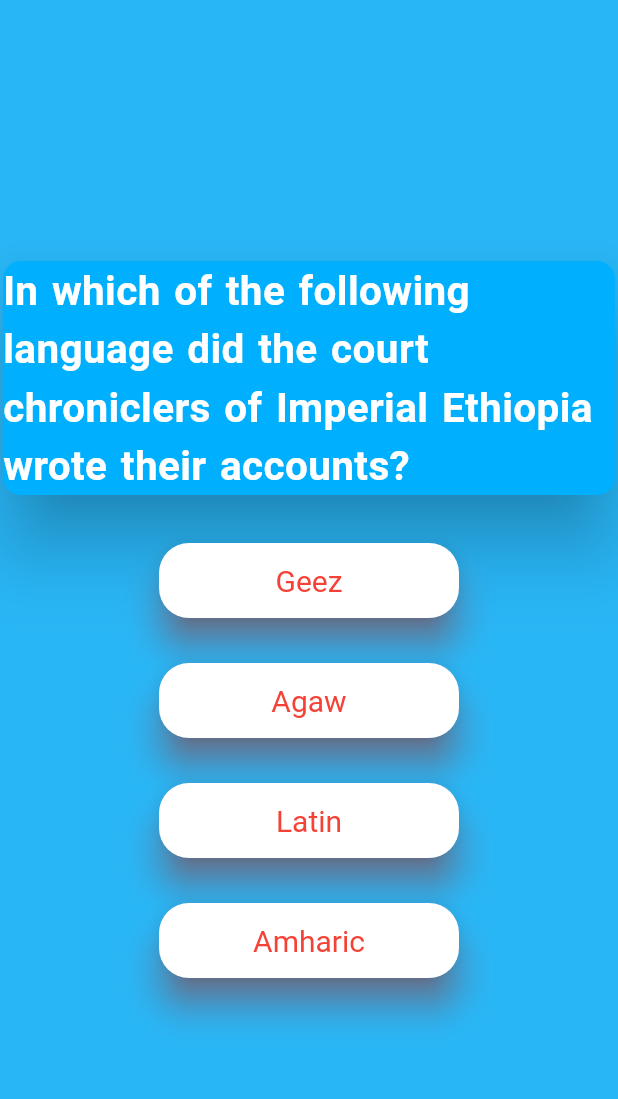
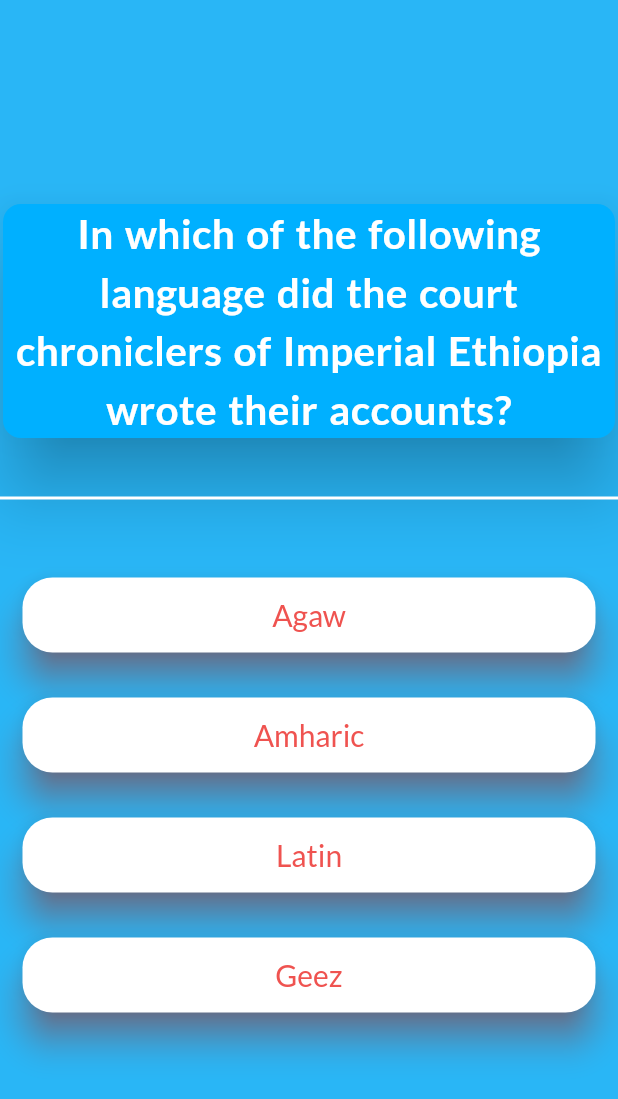
Before and after one commit to tekamek123/Quiz-app-flutter, a Flutter app: the screen it shows after launch, after a tap on "Start Quiz", on a phone screen of 412 x 824 dp. Shown: the top 1099 px of the screen. Run offline on Flutter 3.47's test engine with Material 3 defaults, Android fonts, the phone set to English and light mode, and no system bars; our stand-ins replace google_fonts.

Commit message:
more conditions

```diff
--- a/lib/answer_button.dart
+++ b/lib/answer_button.dart
@@ -1,4 +1,5 @@
 import 'package:flutter/material.dart';
+import 'package:google_fonts/google_fonts.dart';
 
 class AnswerButton extends StatelessWidget {
   const AnswerButton({super.key, required this.answerText, required this.onTap});
@@ -7,7 +8,9 @@ class AnswerButton extends StatelessWidget {
 
   @override
   Widget build(BuildContext context) {
-    return ElevatedButton(
+    return Container(
+      margin: const EdgeInsets.all(15.0),
+      child: ElevatedButton(
                   style: ButtonStyle(
                     backgroundColor: MaterialStateProperty.all(Colors.white),
                     foregroundColor: MaterialStateProperty.all(Colors.red),
@@ -18,8 +21,9 @@ class AnswerButton extends StatelessWidget {
                     shadowColor: MaterialStateProperty.all(Colors.red),
                     minimumSize: MaterialStateProperty.all(const Size(200, 50)),
                   ),
-                onPressed: () {},
-                child:  Text(answerText),
+                  onPressed: onTap,
+                  child:  Text(answerText, style: GoogleFonts.lato(color: Colors.red.shade400), textAlign: TextAlign.center,),
+                  ),
     );
   }
 }
--- a/lib/models/quiz_questions.dart
+++ b/lib/models/quiz_questions.dart
@@ -1,3 +1,4 @@
+
 class QuizQuestions {
   final String question;
   //final String answer;
@@ -7,4 +8,10 @@ class QuizQuestions {
     //required this.answer,
     required this.options,
   });
+
+  List<String> getShuffledOptions() {
+   final shuffledList =  List.of(options);
+   shuffledList.shuffle();
+   return shuffledList;
+  }
 }
--- a/lib/quiz.dart
+++ b/lib/quiz.dart
@@ -1,37 +1,68 @@
 import 'package:flutter/material.dart';
+import 'package:flutter_adv_basics/data/questions.dart';
 import 'package:flutter_adv_basics/screens/questions_screen.dart';
+import 'package:flutter_adv_basics/screens/result_screen.dart';
 import 'package:flutter_adv_basics/screens/start_screen.dart';
 
 class Quiz extends StatefulWidget {
-  const Quiz({super.key});
+  const Quiz({Key? key}) : super(key: key);
 
   @override
   State<Quiz> createState() => _QuizState();
 }
 
 class _QuizState extends State<Quiz> {
+  List<String> selectedAnswers = [];
 
   Widget? activeScreen;
 
   @override
   void initState() {
-    activeScreen = StartScreen( switchScreen, startQuiz: () {
+    activeScreen = StartScreen(
+      switchScreen,
+      startQuiz: () {
         setState(() {
-          activeScreen = const QuestionScreen();
+          activeScreen = QuestionScreen(onSelectAnswer: chooseAnswer);
         });
-      }, );
+      },
+    );
     super.initState();
   }
 
   void switchScreen() {
     setState(() {
-    activeScreen = const QuestionScreen();
+      activeScreen = QuestionScreen(onSelectAnswer: chooseAnswer);
     });
   }
 
+  void chooseAnswer(String answer) {
+    setState(() {
+      selectedAnswers.add(answer);
+    });
+
+    if (selectedAnswers.length == questions.length) {
+      setState(() {
+        selectedAnswers = [];
+        activeScreen =  ResultScreen(chosenAnswers: [],);
+      });
+    }
+  }
+
+
+
   @override
   Widget build(BuildContext context) {
-    return  MaterialApp(
+     Widget screenWidget = StartScreen(switchScreen, startQuiz: () {  },);
+
+     if(activeScreen == QuestionScreen(onSelectAnswer: chooseAnswer)){
+       screenWidget = QuestionScreen(onSelectAnswer: chooseAnswer);
+     }
+
+     if(screenWidget == ResultScreen) {
+      screenWidget =  ResultScreen(chosenAnswers: selectedAnswers,);
+     }
+
+    return MaterialApp(
       home: Scaffold(
         //backgroundColor: Colors.lightBlue.shade400,
         body: activeScreen,
--- a/lib/screens/questions_screen.dart
+++ b/lib/screens/questions_screen.dart
@@ -1,18 +1,33 @@
 import 'package:flutter/material.dart';
 import 'package:flutter_adv_basics/answer_button.dart';
 import 'package:flutter_adv_basics/data/questions.dart';
+import 'package:google_fonts/google_fonts.dart';
 
 class QuestionScreen extends StatefulWidget {
-  const QuestionScreen({super.key});
+  const QuestionScreen({super.key, required this.onSelectAnswer});
+
+  final void Function(String answer) onSelectAnswer;
 
   @override
   State<QuestionScreen> createState() => _QuestionScreenState();
 }
 
 class _QuestionScreenState extends State<QuestionScreen> {
+  int currentQuestionIndex = 0;
+
+  void answerQuestion (String selectedAnswers) {
+
+    widget.onSelectAnswer(selectedAnswers);
+
+    setState(() {
+      currentQuestionIndex ++;
+    });
+  }
+
+
   @override
   Widget build(BuildContext context) {
-    final currentQuestion = questions[0];
+    final currentQuestion = questions[currentQuestionIndex];
     return MaterialApp(
       home: Scaffold(
         body: Container(
@@ -20,6 +35,7 @@ class _QuestionScreenState extends State<QuestionScreen> {
         child:  Center(
           child: Column(
             mainAxisAlignment: MainAxisAlignment.center,
+            crossAxisAlignment: CrossAxisAlignment.stretch,
             children:  [
                Card(
                 elevation: 20,
@@ -27,22 +43,31 @@ class _QuestionScreenState extends State<QuestionScreen> {
                 shadowColor: Colors.black,
                 color: Colors.lightBlueAccent.shade400,
                  child: Text(currentQuestion.question,
-                  style: const TextStyle(
+                  style: GoogleFonts.lato(
                   fontSize: 27.0,
                   color: Colors.white,
                   fontWeight: FontWeight.bold,
                   wordSpacing: 2.0
-                               ),
-                               ),
+                   ),
+                  textAlign: TextAlign.center,
+                   ),
                ),
               const SizedBox(height: 30,),
-              AnswerButton(answerText: currentQuestion.options[0],onTap: () {},),
+              const Divider(thickness: 2, color: Colors.white,),
               const SizedBox(height: 30,),
-              AnswerButton(answerText: currentQuestion.options[1], onTap: () {},),
-              const SizedBox(height: 30,),
-              AnswerButton(answerText: currentQuestion.options[2], onTap: () {},),
-              const SizedBox(height: 30,),
-              AnswerButton(answerText: currentQuestion.options[3], onTap: () {},),
+              ...currentQuestion.getShuffledOptions().map((options) {
+                return AnswerButton(answerText: options,
+                onTap: (){
+                  answerQuestion(options);
+                });
+              }),
+              // AnswerButton(answerText: currentQuestion.options[0],onTap: () {},),
+              // const SizedBox(height: 30,),
+              // AnswerButton(answerText: currentQuestion.options[1], onTap: () {},),
+              // const SizedBox(height: 30,),
+              // AnswerButton(answerText: currentQuestion.options[2], onTap: () {},),
+              // const SizedBox(height: 30,),
+              // AnswerButton(answerText: currentQuestion.options[3], onTap: () {},),
             ]
           ),
         ),
--- a/lib/screens/start_screen.dart
+++ b/lib/screens/start_screen.dart
@@ -1,4 +1,6 @@
 import 'package:flutter/material.dart';
+import 'package:google_fonts/google_fonts.dart';
+
 
 class StartScreen extends StatelessWidget {
 
@@ -22,9 +24,9 @@ final void Function() startQuiz;
             const SizedBox(
               height: 25,
             ),
-            const Text(
+             Text(
               'Learn About Ethiopia!',
-              style: TextStyle(
+              style: GoogleFonts.lato(
                 fontSize: 30.0,
                 color: Colors.white,
                 fontWeight: FontWeight.bold,
--- a/pubspec.yaml
+++ b/pubspec.yaml
@@ -35,6 +35,7 @@ dependencies:
   # The following adds the Cupertino Icons font to your application.
   # Use with the CupertinoIcons class for iOS style icons.
   cupertino_icons: ^1.0.2
+  google_fonts: ^6.1.0
 
 dev_dependencies:
   flutter_test:
```
Also changed, not shown: lib/question_summary.dart (added, +19 -0 lines), lib/screens/result_screen.dart (added, +68 -0 lines), pubspec.lock, 1 other file. Lines whose indentation alone changed are shown as unchanged.
